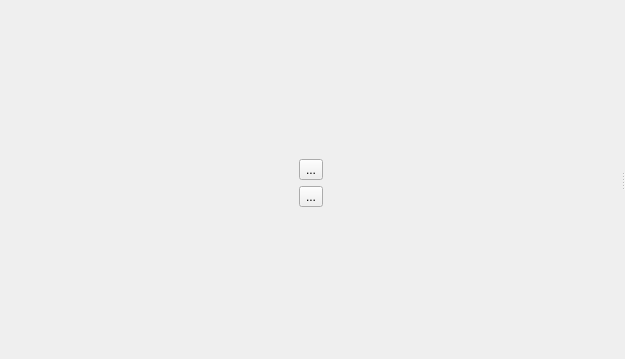
Above: src/ui/qgsattributesformproperties.ui from carsmie/QGIS before the change. Below: the same form after it.
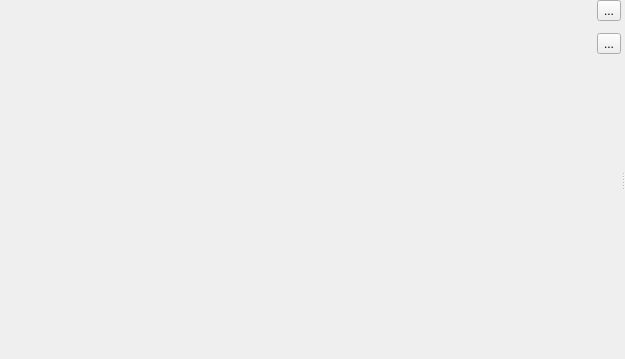
That is the form after the change. Icons and pictures are not drawn.

Commit message: relations in list alias comment in gui (not ready yet)

```diff
--- a/src/ui/qgsattributesformproperties.ui
+++ b/src/ui/qgsattributesformproperties.ui
@@ -33,44 +33,7 @@
      </property>
      <widget class="QWidget" name="widget" native="true">
       <layout class="QGridLayout" name="gridLayout_3">
-       <item row="2" column="1">
-        <widget class="QToolButton" name="mRemoveTabOrGroupButton">
-         <property name="text">
-          <string>...</string>
-         </property>
-         <property name="icon">
-          <iconset resource="../../images/images.qrc">
-           <normaloff>:/images/themes/default/symbologyRemove.svg</normaloff>:/images/themes/default/symbologyRemove.svg</iconset>
-         </property>
-        </widget>
-       </item>
-       <item row="3" column="1">
-        <spacer name="verticalSpacer">
-         <property name="orientation">
-          <enum>Qt::Vertical</enum>
-         </property>
-         <property name="sizeHint" stdset="0">
-          <size>
-           <width>20</width>
-           <height>40</height>
-          </size>
-         </property>
-        </spacer>
-       </item>
-       <item row="0" column="1">
-        <spacer name="verticalSpacer_2">
-         <property name="orientation">
-          <enum>Qt::Vertical</enum>
-         </property>
-         <property name="sizeHint" stdset="0">
-          <size>
-           <width>20</width>
-           <height>40</height>
-          </size>
-         </property>
-        </spacer>
-       </item>
-       <item row="1" column="1">
+       <item row="0" column="2">
         <widget class="QToolButton" name="mAddTabOrGroupButton">
          <property name="text">
           <string>...</string>
@@ -81,12 +44,36 @@
          </property>
         </widget>
        </item>
-       <item row="0" column="2" rowspan="4">
+       <item row="0" column="1" rowspan="6">
         <widget class="QWidget" name="mFormLayoutWidget" native="true"/>
        </item>
        <item row="0" column="0" rowspan="4">
         <widget class="QWidget" name="mAvailableWidgetsWidget" native="true"/>
        </item>
+       <item row="2" column="2">
+        <widget class="QToolButton" name="mRemoveTabOrGroupButton">
+         <property name="text">
+          <string>...</string>
+         </property>
+         <property name="icon">
+          <iconset resource="../../images/images.qrc">
+           <normaloff>:/images/themes/default/symbologyRemove.svg</normaloff>:/images/themes/default/symbologyRemove.svg</iconset>
+         </property>
+        </widget>
+       </item>
+       <item row="3" column="2">
+        <spacer name="verticalSpacer">
+         <property name="orientation">
+          <enum>Qt::Vertical</enum>
+         </property>
+         <property name="sizeHint" stdset="0">
+          <size>
+           <width>20</width>
+           <height>40</height>
+          </size>
+         </property>
+        </spacer>
+       </item>
       </layout>
      </widget>
      <widget class="QWidget" name="mAttributeTypeFrame" native="true">
```
Left out of the diff: 27 changed lines with no effect on the pictures. The commit also changes 2 other files.
